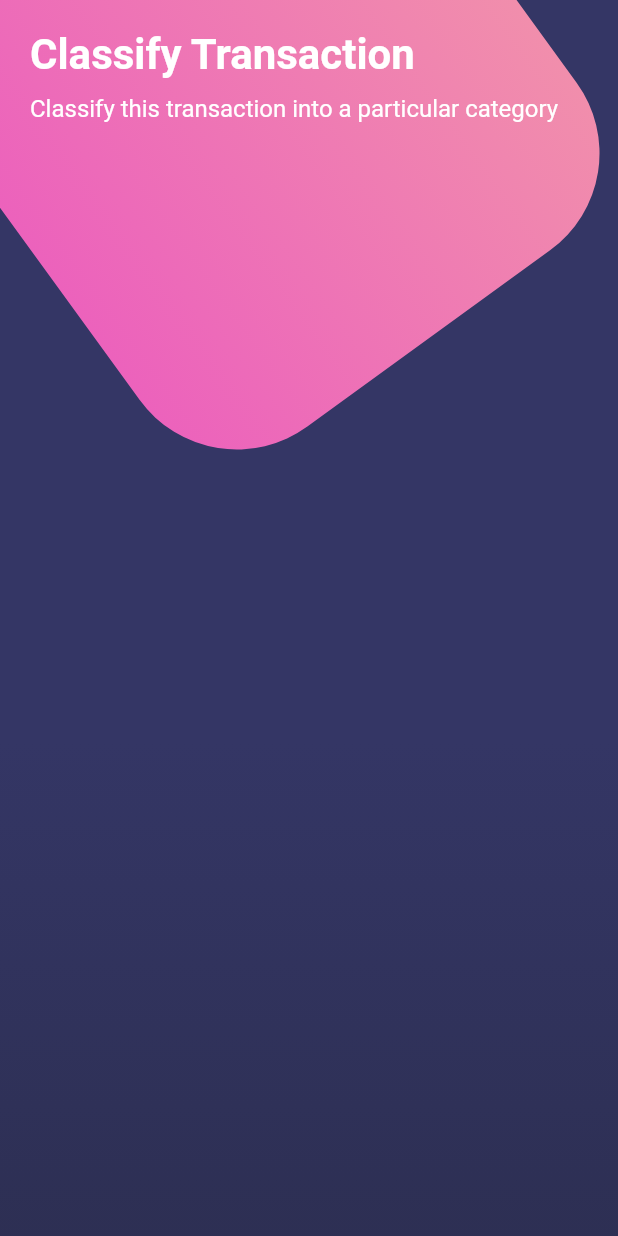
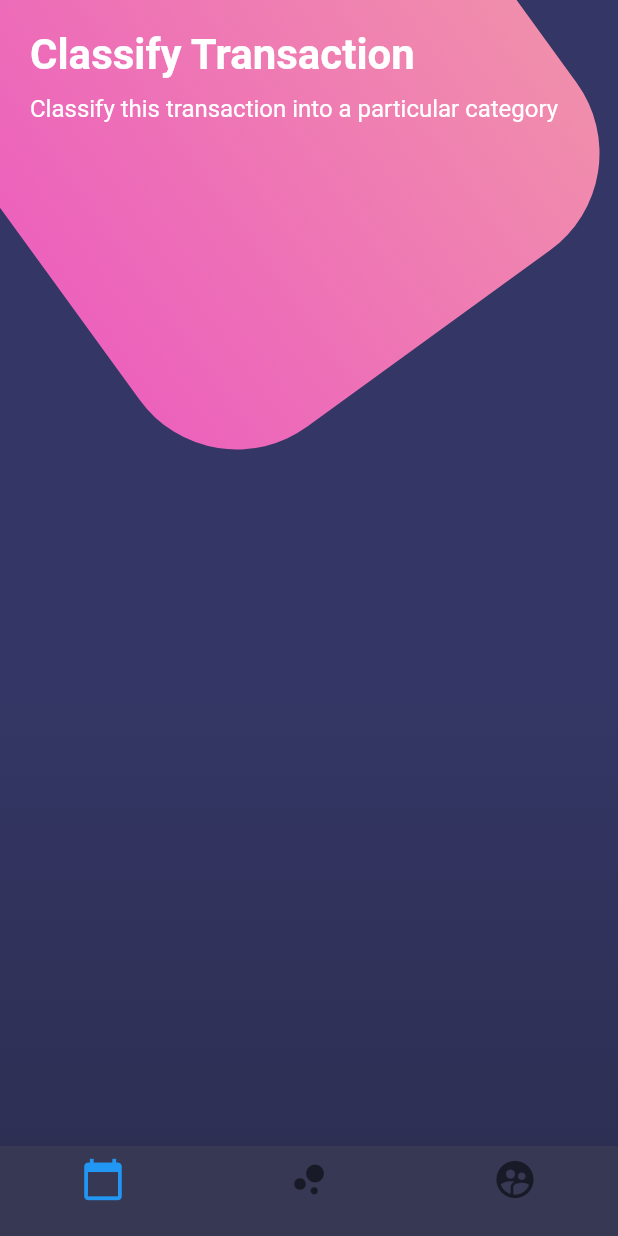
Before and after one commit to wilder00/flut_design1, a Flutter app: the screen it shows after launch, on a phone screen of 412 x 824 dp. Run offline on Flutter 3.47's test engine with Material 2 defaults, Android fonts, the phone set to English and light mode, and no system bars.

Commit message:
139. Diseño Compuesto - Bottom Navigation Bar, personalizando el tema      principal

```diff
--- a/lib/main.dart
+++ b/lib/main.dart
@@ -13,7 +13,7 @@ class MyApp extends StatelessWidget {
     SystemChrome.setSystemUIOverlayStyle(SystemUiOverlayStyle.light.copyWith(
       statusBarColor: Color.fromRGBO(255, 255, 255, 0),
       statusBarBrightness: Brightness.dark,
-      systemNavigationBarColor: Colors.white,
+      //systemNavigationBarColor: Colors.white,
     ));
 
     return MaterialApp(
--- a/lib/src/pages/botones_page.dart
+++ b/lib/src/pages/botones_page.dart
@@ -18,6 +18,7 @@ class BotonesPage extends StatelessWidget {
           ),
         ],
       ),
+      bottomNavigationBar: _bottomNavigationBar(context),
     );
   }
 
@@ -93,4 +94,35 @@ class BotonesPage extends StatelessWidget {
       ),
     );
   }
+
+  //creando un widget personalizado
+  Widget _bottomNavigationBar(BuildContext context) {
+    return new Theme(
+      data: Theme.of(context).copyWith(
+        canvasColor: Color.fromRGBO(55, 57, 84, 1.0),
+        primaryColor: Colors.pinkAccent,
+        textTheme: Theme.of(context).textTheme.copyWith(
+              caption: TextStyle(
+                color: Color.fromRGBO(116, 117, 152, 1.0),
+              ),
+            ),
+      ),
+      child: BottomNavigationBar(
+        items: <BottomNavigationBarItem>[
+          BottomNavigationBarItem(
+            icon: Icon(Icons.calendar_today, size: 30.0),
+            title: Container(),
+          ),
+          BottomNavigationBarItem(
+            icon: Icon(Icons.bubble_chart, size: 30.0),
+            title: Container(),
+          ),
+          BottomNavigationBarItem(
+            icon: Icon(Icons.supervised_user_circle, size: 30.0),
+            title: Container(),
+          ),
+        ],
+      ),
+    );
+  }
 }
```
